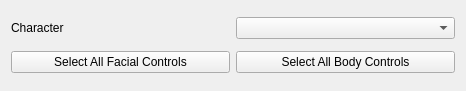
Before: the Qt Designer form scripts/PipelineManagementTools/gui/characterPicker.ui in jw0z96/PipelineManagementTools, drawn with Qt 5.
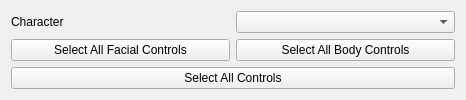
After: the same form once the commit is applied.

Commit message: added select all control

What changed in the file:
```diff
--- a/scripts/PipelineManagementTools/gui/characterPicker.ui
+++ b/scripts/PipelineManagementTools/gui/characterPicker.ui
@@ -44,6 +44,13 @@
      </property>
     </widget>
    </item>
+   <item row="2" column="0" colspan="2">
+    <widget class="QPushButton" name="selectAllControlsPushButton">
+     <property name="text">
+      <string>Select All Controls</string>
+     </property>
+    </widget>
+   </item>
   </layout>
  </widget>
  <resources/>
```
The commit also changes 1 other file.
